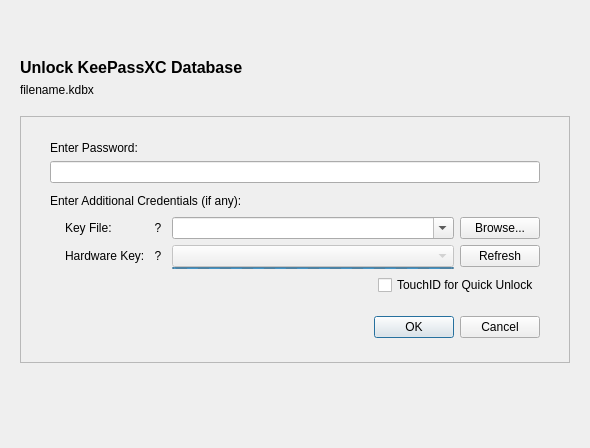
Qt form src/gui/DatabaseOpenWidget.ui (keepassxreboot/keepassxc) before a commit.
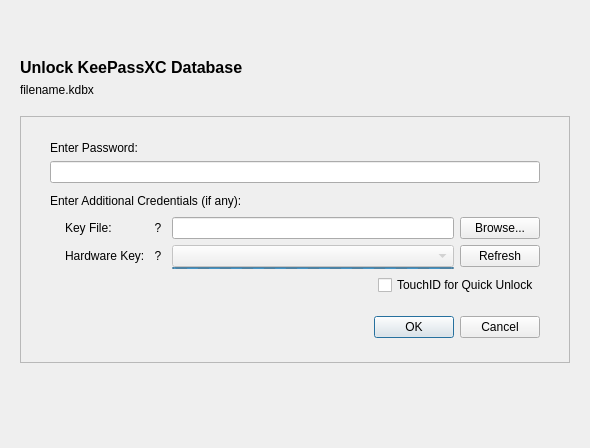
The same form after that commit. Custom widgets are drawn as their Qt base class.

Commit message:
Fix minor UX issues with DB Open Widget
* Only clear password field when switching tabs or minimizing. This prevents the setting "Remember Key Files and Hardware Keys" from being useless with multiple databases.
* Convert key file field to Line Edit, simplifies usage. Fix clear field button as well.
* Removed need for clearForms to check if the database is being opened (was a solution to tab switching while unlocking, no longer a problem).

Diff of the .ui file:
```diff
--- a/src/gui/DatabaseOpenWidget.ui
+++ b/src/gui/DatabaseOpenWidget.ui
@@ -406,10 +406,7 @@
                      <number>0</number>
                     </property>
                     <item row="0" column="1">
-                     <widget class="QComboBox" name="comboKeyFile">
-                      <property name="enabled">
-                       <bool>true</bool>
-                      </property>
+                     <widget class="QLineEdit" name="keyFileLineEdit">
                       <property name="sizePolicy">
                        <sizepolicy hsizetype="Expanding" vsizetype="Fixed">
                         <horstretch>0</horstretch>
@@ -417,10 +414,7 @@
                        </sizepolicy>
                       </property>
                       <property name="accessibleName">
-                       <string>Key file selection</string>
-                      </property>
-                      <property name="editable">
-                       <bool>true</bool>
+                       <string>Key file to unlock the database</string>
                       </property>
                      </widget>
                     </item>
```
Left out of the diff: 4 changed lines with no effect on the pictures. The commit also changes 3 other files.
